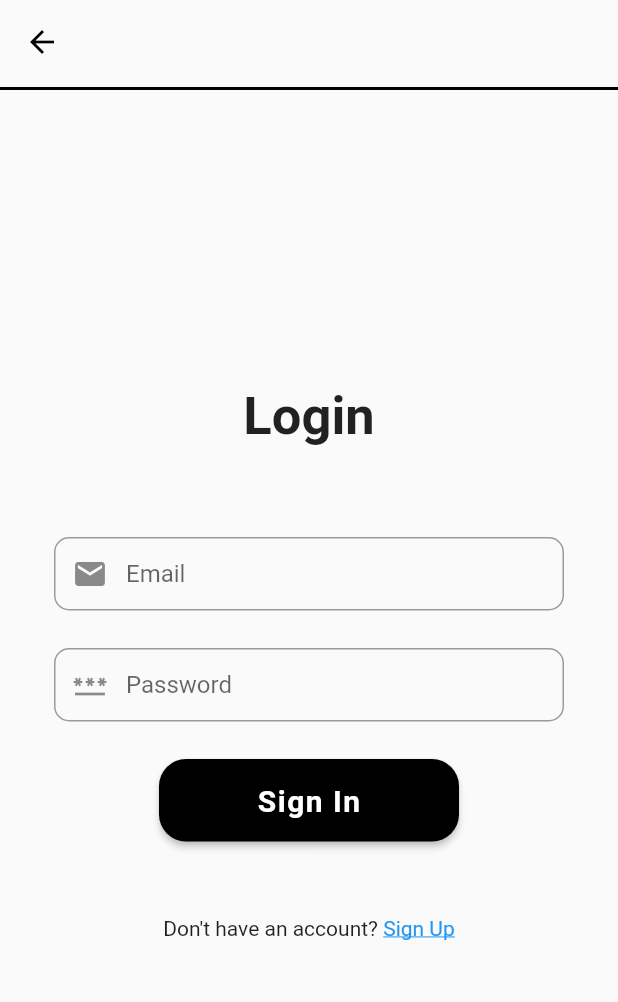
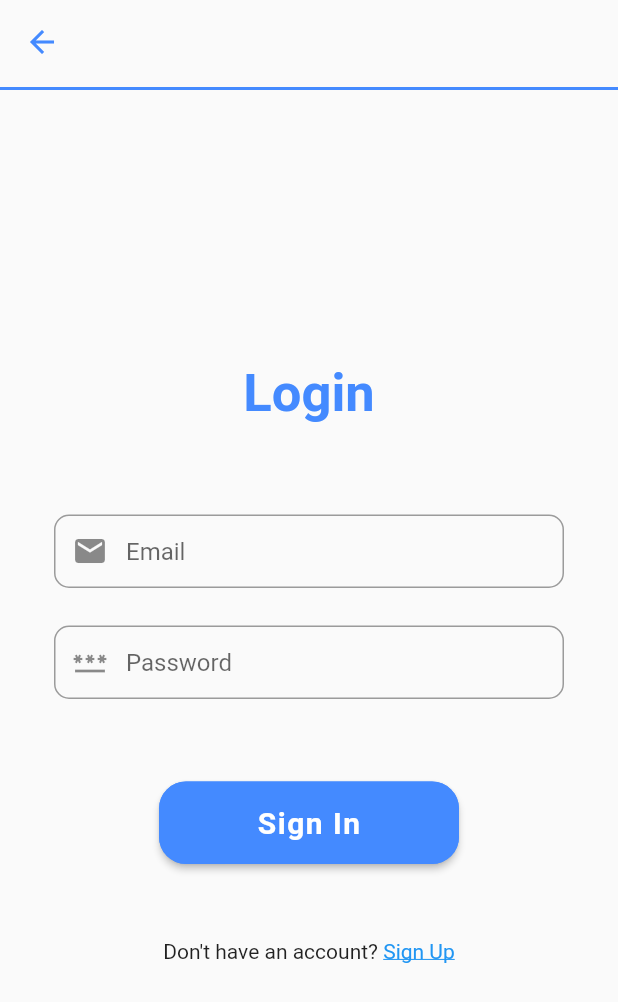
Before and after one commit to codewithkushagra/enduserapp, a Flutter app: the screen it shows after launch, after a tap on "Sign In", on a phone screen of 412 x 824 dp. Shown: the top 1002 px of the screen. Run offline on Flutter 3.47's test engine with Material 2 defaults, Android fonts, the phone set to English and light mode, and no system bars; our stand-ins replace cloud_firestore, curved_navigation_bar, firebase_auth, firebase_core, flutter_svg, shared_preferences; accounts and stored records are empty.

Commit message:
change in ui of authentication screen

```diff
--- a/lib/screens/authentication/login_screen.dart
+++ b/lib/screens/authentication/login_screen.dart
@@ -20,14 +20,14 @@ class _LoginScreenState extends State<LoginScreen> {
         bottom: PreferredSize(
           preferredSize: const Size.fromHeight(4.0),
           child: Container(
-            color: Colors.black,
+            color: Colors.blueAccent,
             height: 2.0,
           ),
         ),
         backgroundColor: Colors.transparent,
         elevation: 0,
         leading: IconButton(
-          icon: const Icon(Icons.arrow_back,color: Colors.black,),
+          icon: const Icon(Icons.arrow_back,color: Colors.blueAccent,),
           onPressed: (){
             Navigator.of(context).pop();
           },
@@ -48,6 +48,7 @@ class _LoginScreenState extends State<LoginScreen> {
                       'Login',
                       style: TextStyle(
                         fontSize: 35,
+                        color: Colors.blueAccent,
                         fontWeight: FontWeight.bold,
                       ),
                     ),
@@ -110,7 +111,7 @@ class _LoginScreenState extends State<LoginScreen> {
                           )),
                     ),
                     const SizedBox(
-                      height: 25,
+                      height: 55,
                     ),
                     SizedBox(
                       height: 55,
@@ -128,11 +129,11 @@ class _LoginScreenState extends State<LoginScreen> {
                           }
                         },
                         style: ButtonStyle(
-                          backgroundColor:  MaterialStateProperty.all<Color>(Colors.black),
+                          backgroundColor:  MaterialStateProperty.all<Color>(Colors.blueAccent),
                           shape: MaterialStateProperty.all<RoundedRectangleBorder>(
                             RoundedRectangleBorder(
                                 borderRadius: BorderRadius.circular(18.0),
-                                side: const BorderSide(color: Colors.transparent)),
+                                side: const BorderSide(color: Colors.blueAccent)),
                           ),
                         ),
                         child: const Text(
--- a/lib/screens/main.dart
+++ b/lib/screens/main.dart
@@ -30,7 +30,7 @@ class MainScreen extends StatelessWidget {
                     foreground: Paint()
                       ..style = PaintingStyle.stroke
                       ..strokeWidth = 1
-                      ..color = Colors.black,
+                      ..color = Colors.blueAccent,
                   ),
                 ),
                 const Text(
@@ -38,7 +38,7 @@ class MainScreen extends StatelessWidget {
                   style: TextStyle(
                     fontSize: 45,
                     fontWeight: FontWeight.bold,
-                    color: Colors.black38,
+                    color: Colors.lightBlueAccent,
                     letterSpacing: 3,
                   ),
                 ),
@@ -65,12 +65,12 @@ class MainScreen extends StatelessWidget {
                               );
                             },
                             style: ButtonStyle(
-                              backgroundColor:  MaterialStateProperty.all<Color>(Colors.black),
+                              backgroundColor:  MaterialStateProperty.all<Color>(Colors.blueAccent),
                               shape:
                               MaterialStateProperty.all<RoundedRectangleBorder>(
                                 RoundedRectangleBorder(
                                     borderRadius: BorderRadius.circular(18.0),
-                                    side: const BorderSide(color: Colors.black54)),
+                                    side: const BorderSide(color: Colors.blueAccent)),
                               ),
                             ),
                             child: const Padding(
@@ -105,11 +105,11 @@ class MainScreen extends StatelessWidget {
                             );
                           },
                           style: ButtonStyle(
-                            backgroundColor:  MaterialStateProperty.all<Color>(Colors.black54),
+                            backgroundColor:  MaterialStateProperty.all<Color>(Colors.lightBlueAccent),
                             shape: MaterialStateProperty.all<RoundedRectangleBorder>(
                               RoundedRectangleBorder(
                                   borderRadius: BorderRadius.circular(18.0),
-                                  side: const BorderSide(color: Colors.transparent)),
+                                  side: const BorderSide(color: Colors.lightBlueAccent)),
                             ),
                           ),
 
```
Also changed, not shown: lib/screens/authentication/register_screen.dart (+6 -5 lines).
